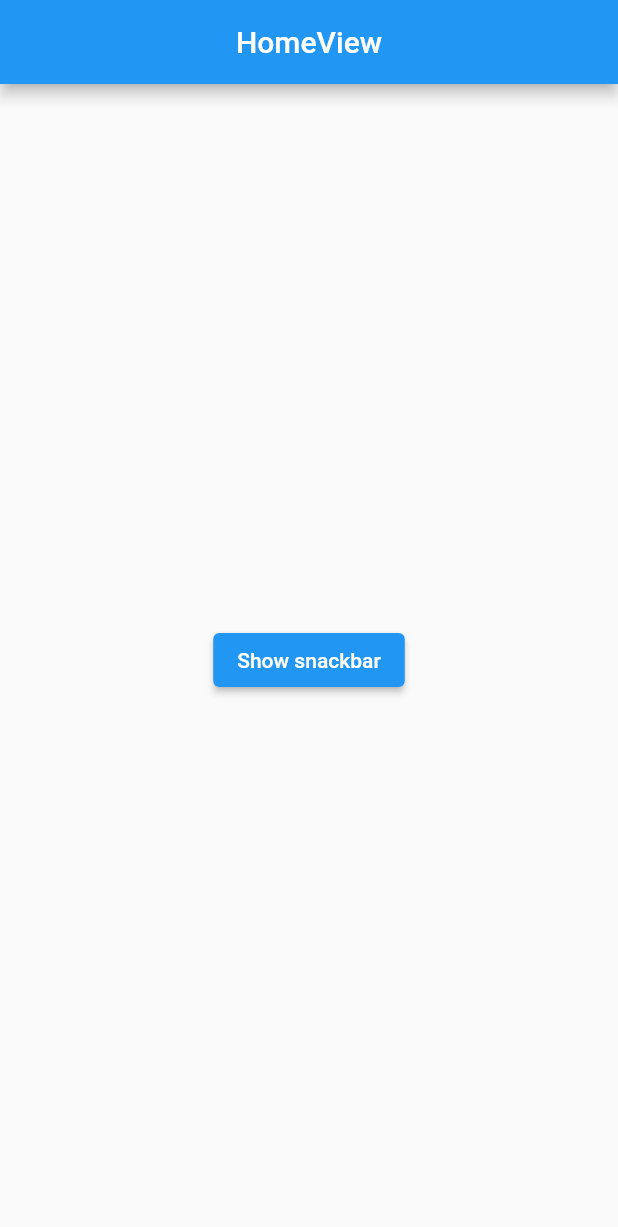
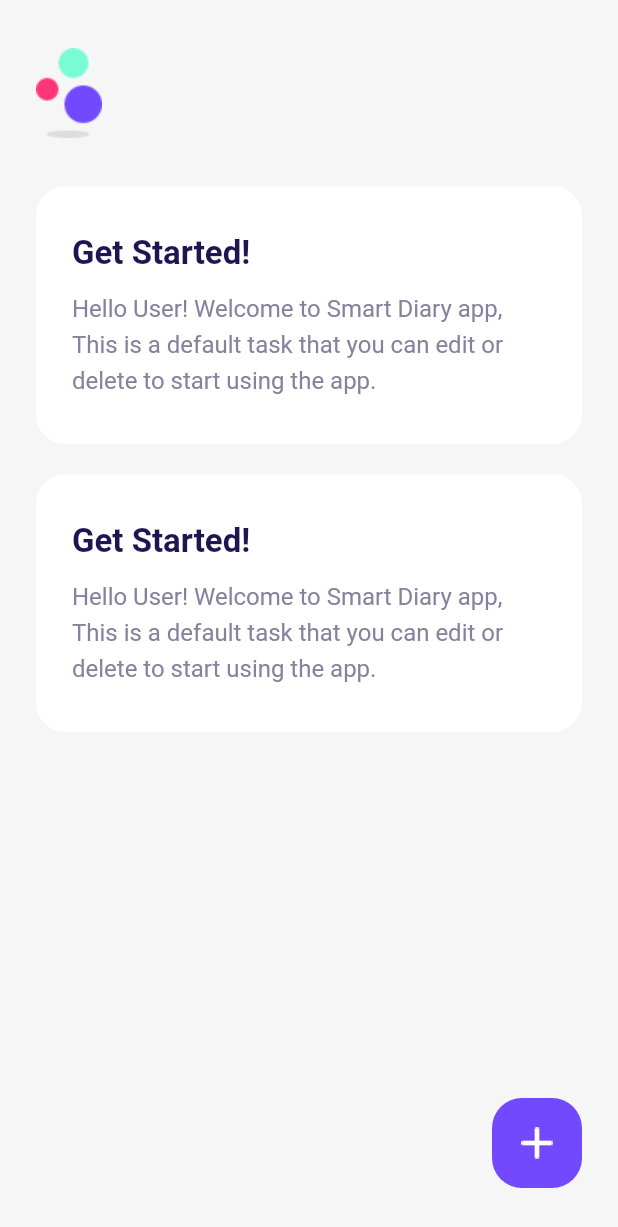
Before and after one commit to mohammadrony/smart-diary, a Flutter app: the screen it shows after launch, on a phone screen of 412 x 824 dp. Shown: the top 1227 px of the screen. Run offline on Flutter 3.47's test engine with Material 2 defaults, Android fonts, the phone set to English and light mode, and no system bars; our stand-ins replace get; missing offline and left inert: dart:ffi.

Commit message:
Added todo home screen

```diff
--- /dev/null
+++ b/diary_ui/assets/models/todo.json
@@ -0,0 +1,4 @@
+{
+  "text": "",
+  "done": false
+}
--- a/diary_ui/lib/app/modules/home/controllers/home_controller.dart
+++ b/diary_ui/lib/app/modules/home/controllers/home_controller.dart
@@ -1,7 +1,8 @@
 import 'package:get/get.dart';
+import '../todo_model.dart';
 
 class HomeController extends GetxController {
-  //TODO: Implement HomeController
+  var todo = List<Todo>.filled(1, Todo()).obs;
 
   final count = 0.obs;
   @override
--- /dev/null
+++ b/diary_ui/lib/app/modules/home/local_widgets/task_card_widget.dart
@@ -0,0 +1,51 @@
+import 'package:flutter/material.dart';
+
+class TaskCardWidget extends StatelessWidget {
+  final String? title;
+  final String? desc;
+  const TaskCardWidget({
+    Key? key,
+    this.title,
+    this.desc,
+  }) : super(key: key);
+
+  @override
+  Widget build(BuildContext context) {
+    return Container(
+      width: double.infinity,
+      padding: EdgeInsets.symmetric(
+        vertical: 32,
+        horizontal: 24,
+      ),
+      margin: EdgeInsets.only(bottom: 20),
+      decoration: BoxDecoration(
+        color: Colors.white,
+        borderRadius: BorderRadius.circular(20),
+      ),
+      child: Column(
+        crossAxisAlignment: CrossAxisAlignment.start,
+        children: [
+          Text(
+            title ?? '(Unnamed Task)',
+            style: TextStyle(
+              fontSize: 22,
+              fontWeight: FontWeight.bold,
+              color: Color(0xFF211551),
+            ),
+          ),
+          Padding(
+            padding: const EdgeInsets.only(top: 10),
+            child: Text(
+              desc ?? 'No description added.',
+              style: TextStyle(
+                fontSize: 16,
+                color: Color(0xFF86829D),
+                height: 1.5,
+              ),
+            ),
+          ),
+        ],
+      ),
+    );
+  }
+}
--- /dev/null
+++ b/diary_ui/lib/app/modules/home/providers/todo_provider.dart
@@ -0,0 +1,22 @@
+import 'package:get/get.dart';
+
+import '../todo_model.dart';
+
+class TodoProvider extends GetConnect {
+  @override
+  void onInit() {
+    httpClient.defaultDecoder = (map) {
+      if (map is Map<String, dynamic>) return Todo.fromJson(map);
+      if (map is List) return map.map((item) => Todo.fromJson(item)).toList();
+    };
+    httpClient.baseUrl = 'YOUR-API-URL';
+  }
+
+  Future<Todo?> getTodo(int id) async {
+    final response = await get('todo/$id');
+    return response.body;
+  }
+
+  Future<Response<Todo>> postTodo(Todo todo) async => await post('todo', todo);
+  Future<Response> deleteTodo(int id) async => await delete('todo/$id');
+}
--- /dev/null
+++ b/diary_ui/lib/app/modules/home/todo_model.dart
@@ -0,0 +1,18 @@
+class Todo {
+  String? text;
+  bool? done;
+
+  Todo({this.text, this.done});
+
+  Todo.fromJson(Map<String, dynamic> json) {
+    text = json['text'];
+    done = json['done'];
+  }
+
+  Map<String, dynamic> toJson() {
+    final data = <String, dynamic>{};
+    data['text'] = text;
+    data['done'] = done;
+    return data;
+  }
+}
--- a/diary_ui/lib/app/modules/home/views/home_view.dart
+++ b/diary_ui/lib/app/modules/home/views/home_view.dart
@@ -1,3 +1,6 @@
+import 'dart:ffi';
+
+import 'package:diary_ui/app/modules/home/local_widgets/task_card_widget.dart';
 import 'package:flutter/material.dart';
 
 import 'package:get/get.dart';
@@ -8,24 +11,57 @@ class HomeView extends GetView<HomeController> {
   @override
   Widget build(BuildContext context) {
     return Scaffold(
-      appBar: AppBar(
-        title: Text('HomeView'),
-        centerTitle: true,
-      ),
-      body: Center(
-        child: Column(
-          mainAxisAlignment: MainAxisAlignment.center,
+        body: SafeArea(
+      child: Container(
+        width: double.infinity,
+        padding: EdgeInsets.symmetric(
+          horizontal: 24,
+          vertical: 32,
+        ),
+        color: Color(0xFFF6F6F6),
+        child: Stack(
           children: [
-            ElevatedButton(
-              onPressed: () => Get.snackbar(
-                'title',
-                'message',
+            Column(
+              crossAxisAlignment: CrossAxisAlignment.start,
+              children: [
+                Container(
+                  margin: EdgeInsets.only(bottom: 32),
+                  child: Image(
+                    image: AssetImage('assets/images/logo.png'),
+                  ),
+                ),
+                TaskCardWidget(
+                  title: 'Get Started!',
+                  desc:
+                      // ignore: lines_longer_than_80_chars
+                      'Hello User! Welcome to Smart Diary app, This is a default task that you can edit or delete to start using the app.',
+                ),
+                TaskCardWidget(
+                  title: 'Get Started!',
+                  desc:
+                      // ignore: lines_longer_than_80_chars
+                      'Hello User! Welcome to Smart Diary app, This is a default task that you can edit or delete to start using the app.',
+                ),
+              ],
+            ),
+            Positioned(
+              bottom: 0,
+              right: 0,
+              child: Container(
+                width: 60,
+                height: 60,
+                decoration: BoxDecoration(
+                  color: Color(0xFF7349FE),
+                  borderRadius: BorderRadius.circular(20),
+                ),
+                child: Image(
+                  image: AssetImage('assets/images/add_icon.png'),
+                ),
               ),
-              child: Text('Show snackbar'),
             )
           ],
         ),
       ),
-    );
+    ));
   }
 }
--- a/diary_ui/lib/main.dart
+++ b/diary_ui/lib/main.dart
@@ -7,6 +7,7 @@ import 'app/routes/app_pages.dart';
 void main() {
   runApp(
     GetMaterialApp(
+      debugShowCheckedModeBanner: false,
       title: 'Application',
       initialRoute: AppPages.INITIAL,
       getPages: AppPages.routes,
```
Also changed, not shown: diary_ui/pubspec.yaml (+8 -3 lines), diary_ui/assets/images/add_icon.png (added), diary_ui/assets/images/back_arrow_icon.png (added), diary_ui/assets/images/check_icon.png (added), diary_ui/assets/images/delete_icon.png (added), diary_ui/assets/images/logo.png (added), diary_ui/pubspec.lock, 1 other file.
